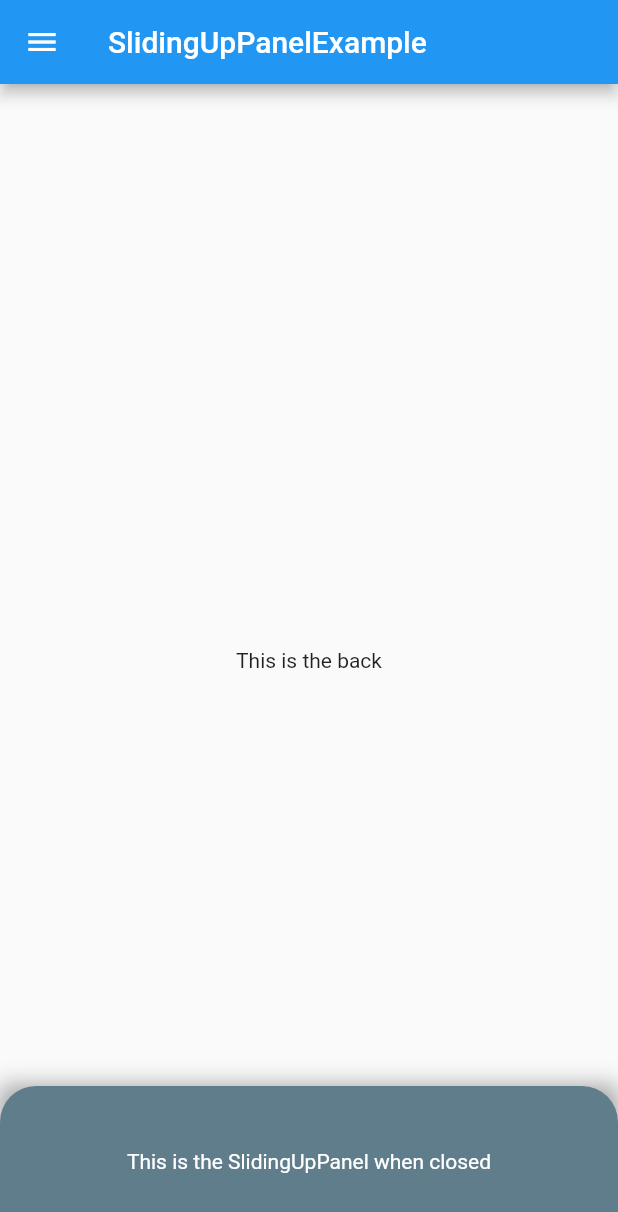
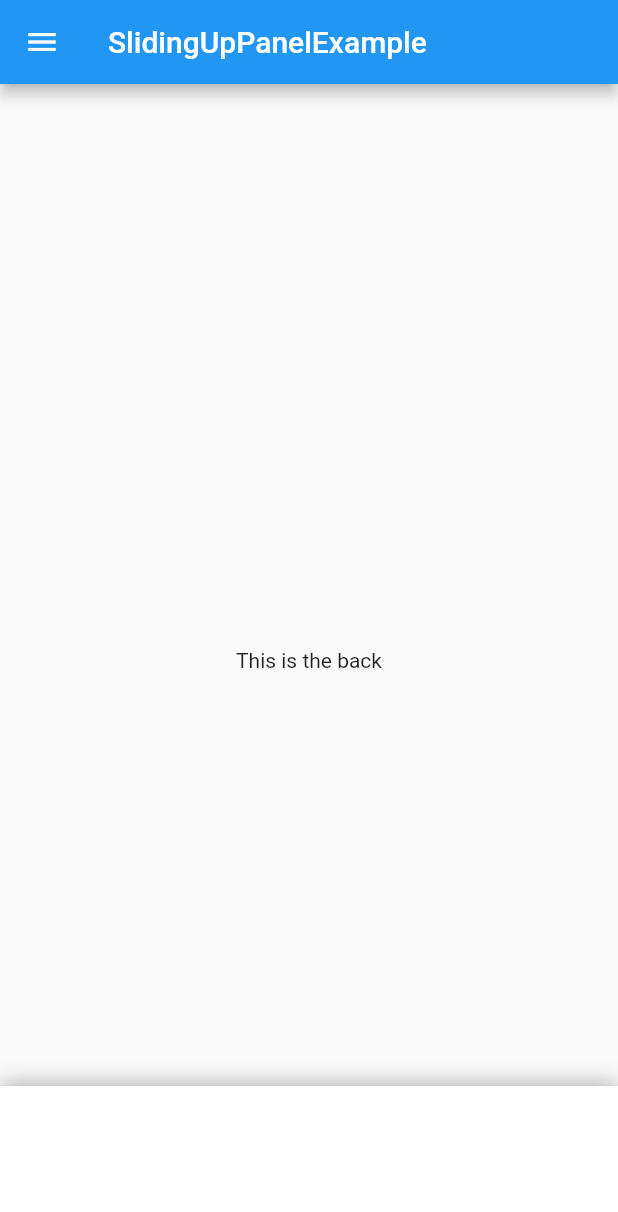
Before and after one commit to akshathjain/sliding_up_panel, a Flutter app: the screen it shows after launch, on a phone screen of 412 x 824 dp. Shown: the top 1212 px of the screen. Run offline on Flutter 3.47's test engine with Material 2 defaults, Android fonts, the phone set to English and light mode, and no system bars.

Commit message:
fixed bug where null collapsed panel widget would cause entire sliding panel to not render

```diff
--- a/example/lib/main.dart
+++ b/example/lib/main.dart
@@ -46,35 +46,18 @@ class _HomePageState extends State<HomePage> {
   Widget _body(){
     return SlidingUpPanel(
       back: Center(child: Text("This is the back"),),
-      panelCollapsed: Container(
-        decoration: BoxDecoration(
-          color: Colors.blueGrey,
-          borderRadius: BorderRadius.only(topLeft: Radius.circular(24.0), topRight: Radius.circular(24.0)),
-        ),
-        child: Center(
-          child: Text("This is the SlidingUpPanel when closed", style: TextStyle(color: Colors.white),),
-        ),
+      // panelCollapsed: Container(
+      //   decoration: BoxDecoration(
+      //     color: Colors.blueGrey,
+      //   ),
+      //   child: Center(
+      //     child: Text("This is the SlidingUpPanel when closed", style: TextStyle(color: Colors.white),),
+      //   ),
+      // ),
+      panelOpen: Center(
+        child: Text("This is the SlidingUpPanel when open"),
       ),
-      panelOpen: _full(),
-      panelHeightCollapsed: 100.0,
-      panelHeightOpen: 500.0,//MediaQuery.of(context).size.height,
     );
   }
 
-  Widget _full(){
-    return Container(
-      padding: const EdgeInsets.all(24.0),
-      height: 500.0,
-      width: MediaQuery.of(context).size.width,
-      child: Container(
-        padding: const EdgeInsets.all(12.0),
-        child: Column(
-          mainAxisAlignment: MainAxisAlignment.center,
-          children: <Widget>[
-            Text("This is the SlidingUpPanel when open"),
-          ],
-        ),
-      ),
-    );
-  }
 }
--- a/lib/sliding_up_panel.dart
+++ b/lib/sliding_up_panel.dart
@@ -63,7 +63,7 @@ class SlidingUpPanel extends StatefulWidget {
         color: Colors.grey,
       )
     ],
-    this.color,
+    this.color = Colors.white,
     this.padding,
     this.renderSheet = true,
   }) : super(key: key);
@@ -169,24 +169,22 @@ class _SliderState extends State<_Slider> with SingleTickerProviderStateMixin{
         child: Stack(
           children: <Widget>[
 
-
+            //open panel
             Positioned(
               top: 0.0,
               child: Container(
                 height: widget.openHeight,
+                width: MediaQuery.of(context).size.width,
                 child: widget.full,
-                decoration: BoxDecoration(
-                  borderRadius: BorderRadius.circular(24.0),
-                ),
               )
             ),
 
-
+            // collapsed panel
             Container(
               height: widget.closedHeight,
               child: Opacity(
                 opacity: 1.0 - _controller.value,
-                child: widget.collapsed
+                child: widget.collapsed ?? Container()
               ),
             ),
 
```
